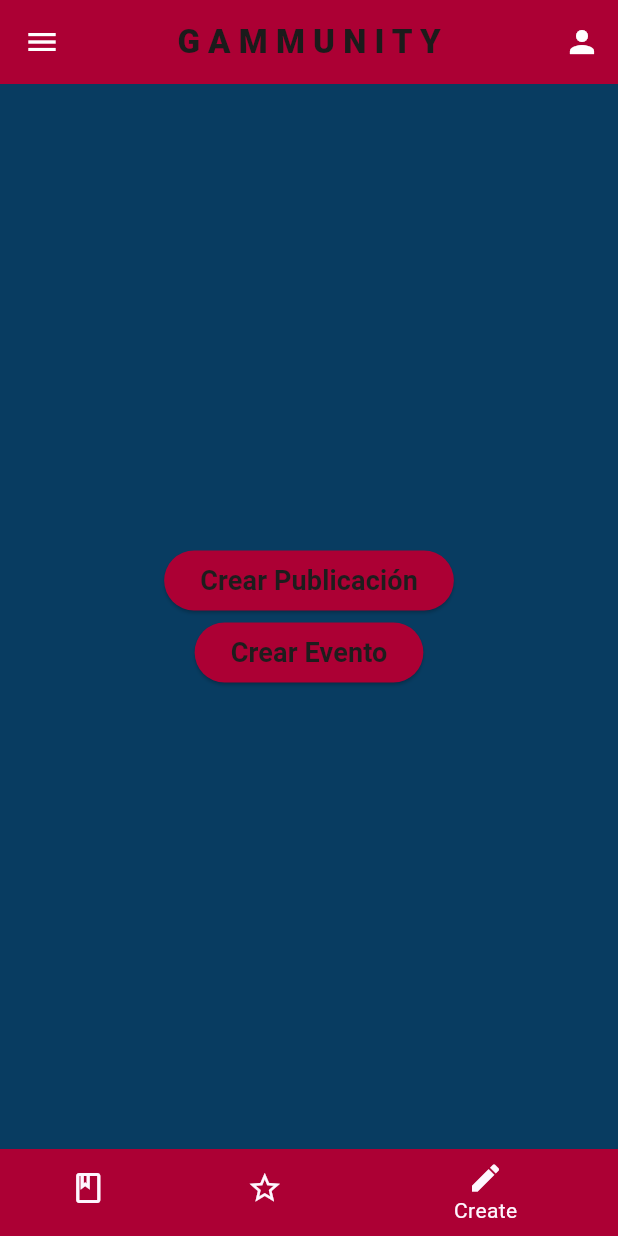
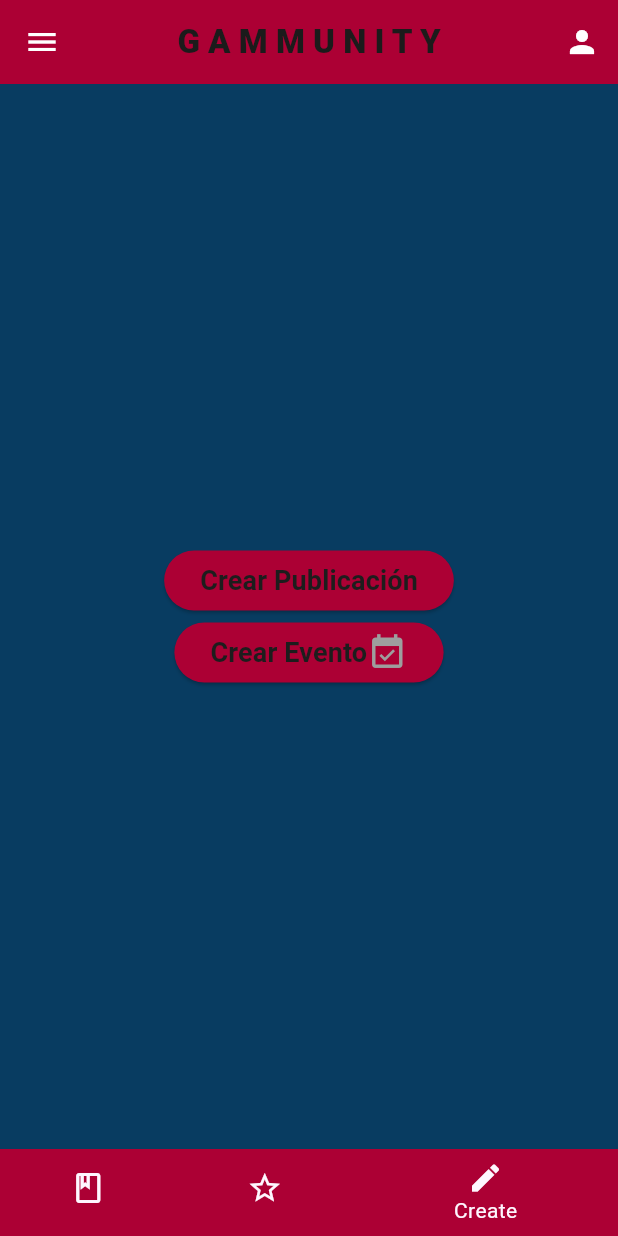
Before and after one commit to RicardoMolinaCoronel/frontLP2, a Flutter app: the screen it shows after launch, item 3 of the bottom bar chosen, on a phone screen of 412 x 824 dp. Run offline on Flutter 3.47's test engine with Material 2 defaults, Android fonts, the phone set to English and light mode, and no system bars; network calls fail.

Commit message:
event creator last steps

```diff
--- a/lib/presentation/views/create_view.dart
+++ b/lib/presentation/views/create_view.dart
@@ -57,7 +57,10 @@ class _CreateViewState extends State<CreateView> {
               ),
             ),
             ElevatedButton(
-              child: const Text(
+              child: Row(
+                mainAxisSize: MainAxisSize.min,
+                children: [
+                const Text(
                   'Crear Evento',
                   style: TextStyle(
                     color: Color.fromARGB(255, 29, 29,
@@ -66,6 +69,12 @@ class _CreateViewState extends State<CreateView> {
                     fontWeight: FontWeight.bold, // Peso de fuente opcional
                   ),
                 ),
+                Icon(
+                  Icons.event_available,
+                  color: Colors.grey,
+                  size: 27,
+                ),
+              ]),
               onPressed: () {
                 showModalBottomSheet(
                   context: context,
```
Lines whose indentation alone changed are shown as unchanged.
